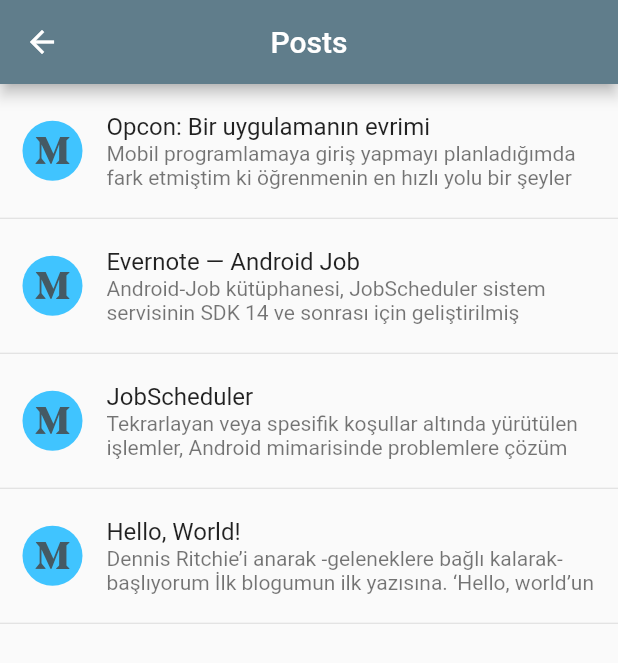
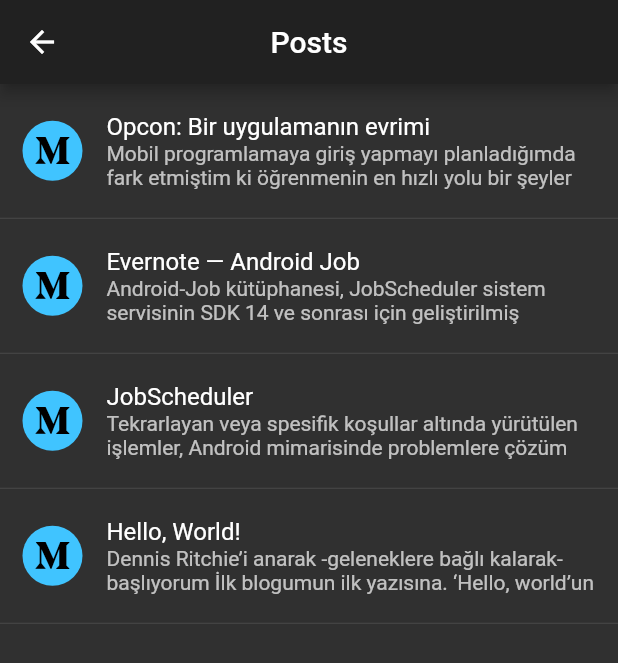
Before and after one commit to mahmuttaskiran/mamudo.com, a Flutter app: the screen it shows after launch, after a tap on "See all...", on a phone screen of 412 x 824 dp. Shown: the top 663 px of the screen. Run offline on Flutter 3.47's test engine with Material 2 defaults, Android fonts, the phone set to English and light mode, and no system bars; our stand-ins replace animated_text_kit, font_awesome_flutter.

Commit message:
dark theme

```diff
--- a/lib/main.dart
+++ b/lib/main.dart
@@ -34,6 +34,13 @@
         accentColor: Colors.lightBlueAccent,
         visualDensity: VisualDensity.adaptivePlatformDensity,
       ),
+      darkTheme: ThemeData(
+        brightness: Brightness.dark,
+        primarySwatch: Colors.blueGrey,
+        accentColor: Colors.lightBlueAccent,
+        visualDensity: VisualDensity.adaptivePlatformDensity,
+      ),
+      themeMode: ThemeMode.dark,
       showSemanticsDebugger: false,
       debugShowCheckedModeBanner: false,
       localizationsDelegates: const [
@@ -73,9 +80,23 @@
           child: Column(
             mainAxisAlignment: MainAxisAlignment.center,
             children: <Widget>[
-              ProfileWidget(),
-              SocialLinks(),
-              BlogsWidget(),
+              Padding(
+                padding: const EdgeInsets.symmetric(horizontal: 15.0),
+                child: Card(
+                  child: Padding(
+                    padding: const EdgeInsets.all(20.0),
+                    child: ProfileWidget(),
+                  ),
+                ),
+              ),
+              Padding(
+                padding: const EdgeInsets.symmetric(horizontal: 15.0),
+                child: Card(child: SocialLinks()),
+              ),
+              Padding(
+                padding: const EdgeInsets.symmetric(horizontal: 15.0),
+                child: Card(child: BlogsWidget()),
+              ),
             ],
           ),
         ),
--- a/lib/widgets/blog.dart
+++ b/lib/widgets/blog.dart
@@ -79,7 +79,9 @@
           ),
       ]..add(showAll
           ? SizedBox.shrink()
-          : ListTile(
+          : Container(
+            color: Colors.grey[300],
+            child: ListTile(
                 title: Text("See all..."),
                 leading: CircleAvatar(
                   backgroundColor: Theme.of(context).primaryColor,
@@ -90,6 +92,7 @@
                     return PostsPage();
                   }));
                 },
+              ),
           )),
     );
   }
--- a/lib/widgets/profile.dart
+++ b/lib/widgets/profile.dart
@@ -32,21 +32,6 @@
           textAlign: TextAlign.start,
           alignment: AlignmentDirectional.topStart, //, or Alignment.topLeft
         ),
-        SizedBox(height: 10),
-        Card(
-          child: Row(
-            mainAxisSize: MainAxisSize.min,
-            mainAxisAlignment: MainAxisAlignment.center,
-            children: <Widget>[
-              FlatButton(onPressed: () {}, child: Text("See my cv")),
-              VerticalDivider(
-                color: Colors.red,
-                width: 2,
-              ),
-              FlatButton(onPressed: () {}, child: Text("Mail to me"))
-            ],
-          ),
-        )
       ],
     );
   }
--- a/lib/widgets/social.dart
+++ b/lib/widgets/social.dart
@@ -20,8 +20,8 @@
   @override
   Widget build(BuildContext context) {
     return SingleChildScrollView(
-      child: Row(
-        mainAxisAlignment: MainAxisAlignment.center,
+      child: Wrap(
+        alignment: WrapAlignment.center,
         children: <Widget>[
           for (final s in socialLinks) SocialLinkWidget(social: s),
         ],
```
Also changed, not shown: 3 other files. Lines whose indentation alone changed are shown as unchanged.
